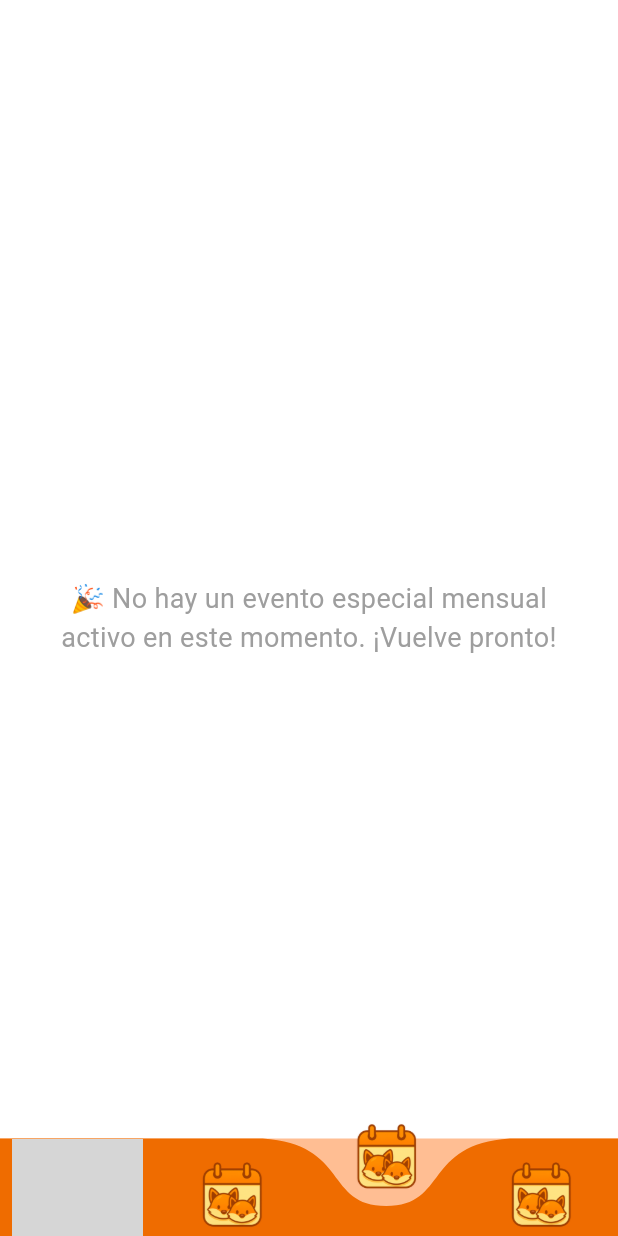
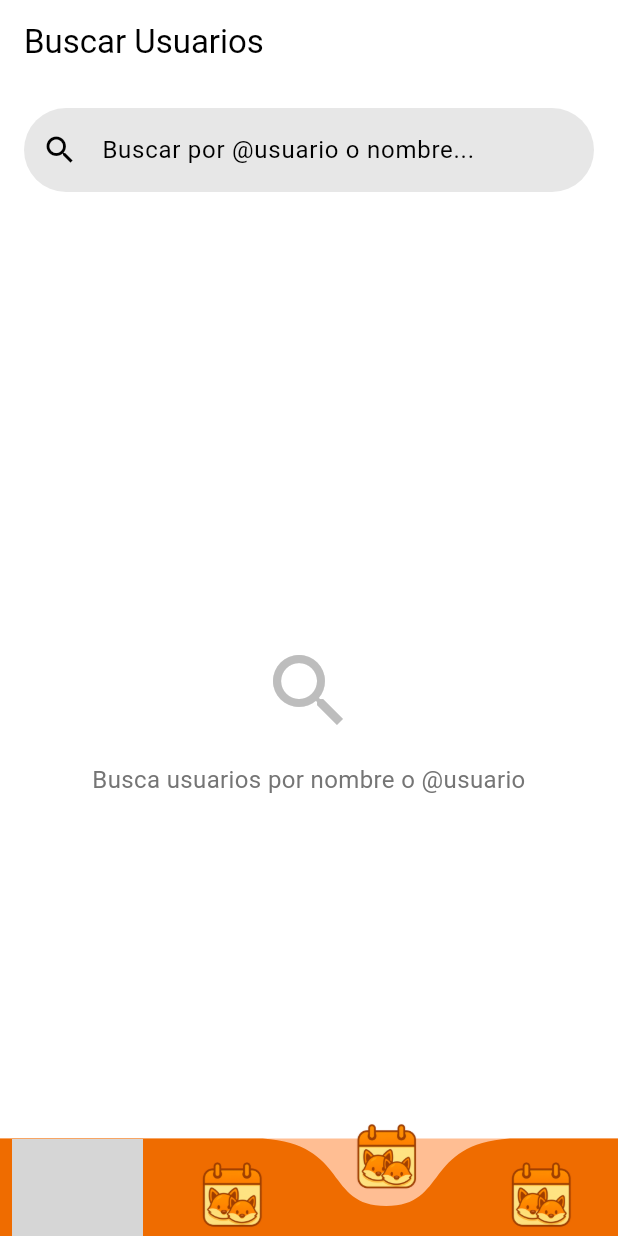
Before and after one commit to ATL1GOD/KitsuCode, a Flutter app: the screen it shows once a user with an empty profile is signed in, item 3 of the bottom bar chosen, on a phone screen of 412 x 824 dp. Run offline on Flutter 3.47's test engine with Material 3 defaults, Android fonts, the phone set to English and light mode, and no system bars; drawn by our look-alikes of curved_navigation_bar, overlay_support; our stand-ins replace animate_do, awesome_snackbar_content, firebase_core, firebase_messaging, flutter_animate, flutter_dotenv and 7 more; missing offline and left inert: particles_fly; accounts and stored records are empty; network calls fail; grey boxes are pictures that could not be loaded.

Commit message:
feat: Implement user search functionality with new model and view
- Added UserSearchPreviewModel to represent user search results.
- Created user search view with search field and results display.
- Integrated state management using Riverpod for search query and results.
- Implemented loading and error states in the search results.
- Designed user search card to display user information with avatar and profile details.
- Added empty state handling for no search results.

```diff
--- a/lib/core/routes/router.dart
+++ b/lib/core/routes/router.dart
@@ -44,7 +44,7 @@ import 'package:kitsucode/features/settings/view/study_reminder_view.dart';
 // ¡IMPORTA EL MODELO PARA PASARLO COMO EXTRA!
 import 'package:kitsucode/features/notifications/model/notification_settings_model.dart';
 import 'package:kitsucode/features/settings/view/widgets/notification_category_view.dart';
-
+import 'package:kitsucode/features/amigos/view/search_view.dart';
 
 // Claves (sin cambios)
 final _navigatorKeys = {
@@ -168,14 +168,19 @@ final routerProvider = Provider<GoRouter>((ref) {
                   // Obtenemos los datos del 'extra'
                   final extra = state.extra as Map<String, dynamic>?;
 
-                  if (extra == null || extra['title'] == null || extra['settings'] == null) {
+                  if (extra == null ||
+                      extra['title'] == null ||
+                      extra['settings'] == null) {
                     return const Scaffold(
-                      body: Center(child: Text('Error: Faltan datos de categoría')),
+                      body: Center(
+                        child: Text('Error: Faltan datos de categoría'),
+                      ),
                     );
                   }
 
                   final title = extra['title'] as String;
-                  final settings = extra['settings'] as List<NotificationSetting>;
+                  final settings =
+                      extra['settings'] as List<NotificationSetting>;
 
                   return NotificationCategoryView(
                     title: title,
@@ -289,7 +294,8 @@ final routerProvider = Provider<GoRouter>((ref) {
               GoRoute(
                 path: '/desafiomensual', // <-- Nueva ruta
                 builder: (context, state) =>
-                    const DesafiosView(), // <-- Nueva vista
+                    // const DesafiosView(), // <-- Nueva vista
+                    const UserSearchView(),
               ),
             ],
           ),
--- /dev/null
+++ b/lib/features/amigos/view/search_view.dart
@@ -0,0 +1,314 @@
+// lib/features/search/view/user_search_view.dart
+
+import 'package:flutter/material.dart';
+import 'package:flutter_riverpod/flutter_riverpod.dart';
+import 'package:kitsucode/features/competences/view/widgets/user_profile_modal.dart';
+import 'package:kitsucode/features/profile/provider/profile_provider.dart';
+import 'package:kitsucode/features/profile/utils/avatar_helpers.dart';
+// ¡Importamos el nuevo modelo!
+import 'package:kitsucode/features/amigos/model/search_model.dart';
+import 'package:flutter_svg/flutter_svg.dart';
+// -------------------------------------------------------------------
+// PROVIDERS DE BÚSQUEDA (CONECTADOS)
+// -------------------------------------------------------------------
+
+// 1. Provider para el término de búsqueda (lo que el usuario escribe)
+final userSearchQueryProvider = StateProvider<String>((ref) => '');
+
+// 2. Provider que "ejecuta" la búsqueda
+//    (¡Ahora llama al repositorio real!)
+final userSearchResultsProvider = FutureProvider<List<UserSearchPreviewModel>>((
+  ref,
+) async {
+  final query = ref.watch(userSearchQueryProvider);
+
+  // Si no hay búsqueda, no devolvemos nada
+  if (query.trim().isEmpty) {
+    return [];
+  }
+
+  // ¡Llamada real al repositorio!
+  final repository = ref.watch(profileRepositoryProvider);
+  return repository.searchUsers(query);
+});
+
+// -------------------------------------------------------------------
+// VISTA DE BÚSQUEDA
+// -------------------------------------------------------------------
+
+class UserSearchView extends ConsumerWidget {
+  const UserSearchView({super.key});
+
+  @override
+  Widget build(BuildContext context, WidgetRef ref) {
+    final searchResults = ref.watch(userSearchResultsProvider);
+    final currentQuery = ref.watch(userSearchQueryProvider);
+
+    return Scaffold(
+      appBar: AppBar(title: const Text('Buscar Usuarios')),
+      body: Column(
+        children: [
+          // 1. El campo de búsqueda
+          const _SearchField(),
+
+          // 2. Los resultados
+          Expanded(
+            child: searchResults.when(
+              // ¡Añadimos un estado para refrescar!
+              // Cuando el query está vacío, FutureProvider está en 'data' (lista vacía)
+              // pero cuando escribes, pasa a 'loading'
+              loading: () {
+                // Si el query está vacío, no es una carga, es el estado inicial
+                if (currentQuery.isEmpty) {
+                  return const _EmptyState(
+                    icon: Icons.search,
+                    message: 'Busca usuarios por nombre o @usuario',
+                  );
+                }
+                // Si hay query, SÍ estamos cargando
+                return const Center(child: CircularProgressIndicator());
+              },
+              error: (err, stack) =>
+                  Center(child: Text('Error al buscar: $err')),
+              data: (users) {
+                // Si la búsqueda está vacía (al inicio)
+                if (currentQuery.isEmpty) {
+                  return const _EmptyState(
+                    icon: Icons.search,
+                    message: 'Busca usuarios por nombre o @usuario',
+                  );
+                }
+                // Si no hay resultados
+                if (users.isEmpty) {
+                  return _EmptyState(
+                    icon: Icons.person_search,
+                    message: 'No se encontraron usuarios para "$currentQuery"',
+                  );
+                }
+
+                // 3. La cuadrícula de "cartas"
+                return GridView.builder(
+                  padding: const EdgeInsets.all(16.0),
+                  gridDelegate: const SliverGridDelegateWithFixedCrossAxisCount(
+                    crossAxisCount: 2, // Dos columnas
+                    crossAxisSpacing: 16,
+                    mainAxisSpacing: 16,
+                    childAspectRatio: 0.7, // Ratio similar a una carta de tarot
+                  ),
+                  itemCount: users.length,
+                  itemBuilder: (context, index) {
+                    // ¡Usamos el nuevo modelo!
+                    return UserSearchCard(user: users[index]);
+                  },
+                );
+              },
+            ),
+          ),
+        ],
+      ),
+    );
+  }
+}
+
+// -------------------------------------------------------------------
+// WIDGET: CAMPO DE BÚSQUEDA
+// -------------------------------------------------------------------
+
+class _SearchField extends ConsumerStatefulWidget {
+  const _SearchField();
+
+  @override
+  ConsumerState<_SearchField> createState() => _SearchFieldState();
+}
+
+class _SearchFieldState extends ConsumerState<_SearchField> {
+  late final TextEditingController _controller;
+
+  @override
+  void initState() {
+    super.initState();
+    _controller = TextEditingController(
+      text: ref.read(userSearchQueryProvider),
+    );
+  }
+
+  @override
+  void dispose() {
+    _controller.dispose();
+    super.dispose();
+  }
+
+  @override
+  Widget build(BuildContext context) {
+    // Escuchamos el provider para resetear el texto si se limpia desde otro lugar
+    ref.listen(userSearchQueryProvider, (prev, next) {
+      if (next.isEmpty && _controller.text.isNotEmpty) {
+        _controller.clear();
+      }
+    });
+
+    return Padding(
+      padding: const EdgeInsets.fromLTRB(16, 16, 16, 8),
+      child: TextField(
+        controller: _controller,
+        decoration: InputDecoration(
+          hintText: 'Buscar por @usuario o nombre...',
+          prefixIcon: const Icon(Icons.search),
+          // Botón para limpiar
+          suffixIcon: _controller.text.isNotEmpty
+              ? IconButton(
+                  icon: const Icon(Icons.close),
+                  onPressed: () {
+                    // Limpia el controlador y el provider
+                    _controller.clear();
+                    ref.read(userSearchQueryProvider.notifier).state = '';
+                  },
+                )
+              : null,
+          filled: true,
+          fillColor: Theme.of(context).colorScheme.surfaceContainerHighest,
+          border: OutlineInputBorder(
+            borderRadius: BorderRadius.circular(30),
+            borderSide: BorderSide.none,
+          ),
+        ),
+        // Actualiza el provider "en vivo" mientras escribes
+        onChanged: (query) {
+          ref.read(userSearchQueryProvider.notifier).state = query;
+        },
+      ),
+    );
+  }
+}
+
+// -------------------------------------------------------------------
+// WIDGET: CARTA DE USUARIO (EL DISEÑO DE TARJETA)
+// -------------------------------------------------------------------
+
+class UserSearchCard extends StatelessWidget {
+  // ¡Actualizado para usar el modelo ligero!
+  final UserSearchPreviewModel user;
+  const UserSearchCard({super.key, required this.user});
+
+  @override
+  Widget build(BuildContext context) {
+    final colors = Theme.of(context).colorScheme;
+
+    return Card(
+      elevation: 5,
+      shadowColor: Colors.black.withOpacity(0.3),
+      shape: RoundedRectangleBorder(borderRadius: BorderRadius.circular(16)),
+      clipBehavior: Clip.antiAlias, // Para que la imagen no se salga
+      child: InkWell(
+        onTap: () {
+          // Llama al modal que ya tenías hecho.
+          // Solo necesita el userId, que nuestro modelo SÍ tiene.
+          showDialog(
+            context: context,
+            barrierColor: Colors.black.withOpacity(0.5),
+            builder: (context) => UserProfileModal(userId: user.userId),
+          );
+        },
+        child: Stack(
+          fit: StackFit.expand,
+          children: [
+            // 1. Fondo: La imagen de la carta
+            SvgPicture.asset(
+              // <-- 2. REEMPLAZA Image.asset
+              'images/mensual/fondo.svg', // <-- Asegúrate que la ruta termine en .svg
+              fit: BoxFit.cover,
+            ),
+
+            // 2. Capa de oscurecimiento para legibilidad
+            Container(
+              decoration: BoxDecoration(color: Colors.black.withOpacity(0.40)),
+            ),
+
+            // 3. Contenido del usuario
+            Padding(
+              padding: const EdgeInsets.all(12.0),
+              child: Column(
+                mainAxisAlignment: MainAxisAlignment.center,
+                children: [
+                  // Avatar
+                  CircleAvatar(
+                    radius: 40,
+                    backgroundImage: AssetImage(
+                      getAvatarAssetPathById(user.idAvatarSeleccionado),
+                    ),
+                    backgroundColor: colors.surfaceContainer,
+                  ),
+                  const SizedBox(height: 16),
+
+                  // Nombre de Perfil
+                  Text(
+                    user.nombrePerfil,
+                    textAlign: TextAlign.center,
+                    maxLines: 2,
+                    overflow: TextOverflow.ellipsis,
+                    style: const TextStyle(
+                      color: Colors.white,
+                      fontSize: 18,
+                      fontWeight: FontWeight.bold,
+                      shadows: [Shadow(blurRadius: 2, color: Colors.black)],
+                    ),
+                  ),
+                  const SizedBox(height: 4),
+
+                  // Nombre de Usuario
+                  Text(
+                    '@${user.nombreUsuario}',
+                    textAlign: TextAlign.center,
+                    maxLines: 1,
+                    overflow: TextOverflow.ellipsis,
+                    style: TextStyle(
+                      color: Colors.white.withOpacity(0.8),
+                      fontSize: 14,
+                      shadows: const [
+                        Shadow(blurRadius: 2, color: Colors.black),
+                      ],
+                    ),
+                  ),
+                ],
+              ),
+            ),
+          ],
+        ),
+      ),
+    );
+  }
+}
+
+// -------------------------------------------------------------------
+// WIDGET: ESTADO VACÍO
+// -------------------------------------------------------------------
+
+class _EmptyState extends StatelessWidget {
+  final IconData icon;
+  final String message;
+  const _EmptyState({required this.icon, required this.message});
+
+  @override
+  Widget build(BuildContext context) {
+    return Center(
+      child: SingleChildScrollView(
+        // Para evitar overflow si el teclado está abierto
+        child: Column(
+          mainAxisAlignment: MainAxisAlignment.center,
+          children: [
+            Icon(icon, size: 64, color: Colors.grey.shade400),
+            const SizedBox(height: 16),
+            Padding(
+              padding: const EdgeInsets.symmetric(horizontal: 24.0),
+              child: Text(
+                message,
+                textAlign: TextAlign.center,
+                style: TextStyle(fontSize: 16, color: Colors.grey.shade600),
+              ),
+            ),
+          ],
+        ),
+      ),
+    );
+  }
+}
```
Also changed, not shown: lib/features/amigos/model/search_model.dart (added, +24 -0 lines), lib/features/profile/repository/profile_repository.dart (+41 -21 lines), assets/images/mensual/fondo.svg (added).
